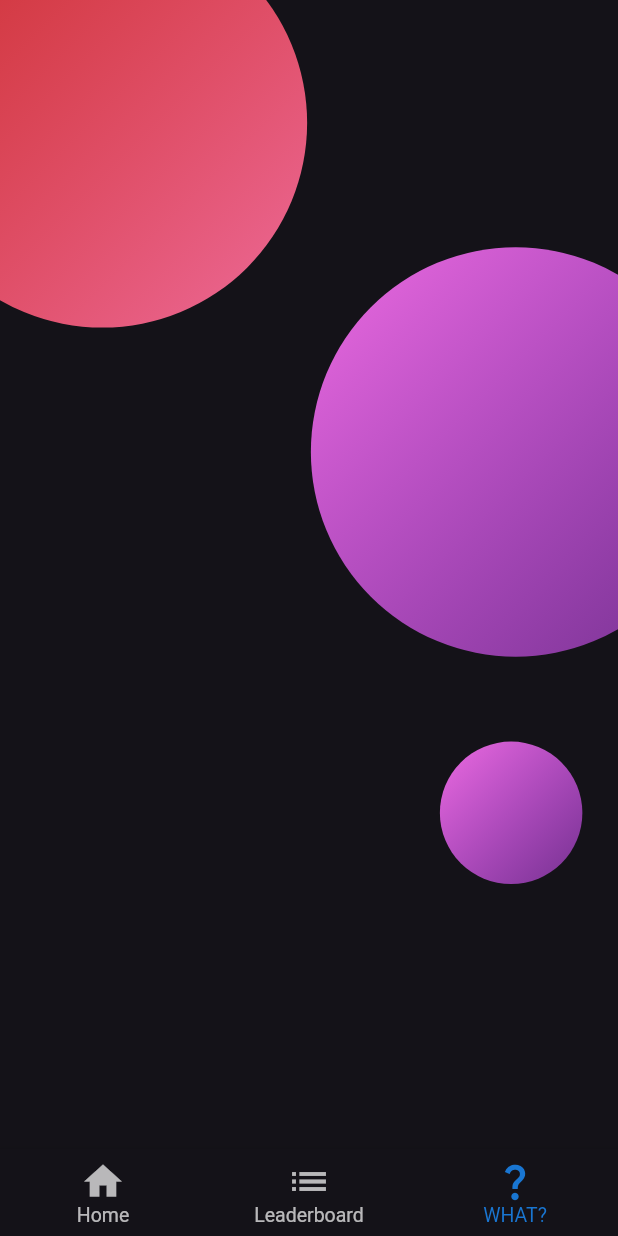
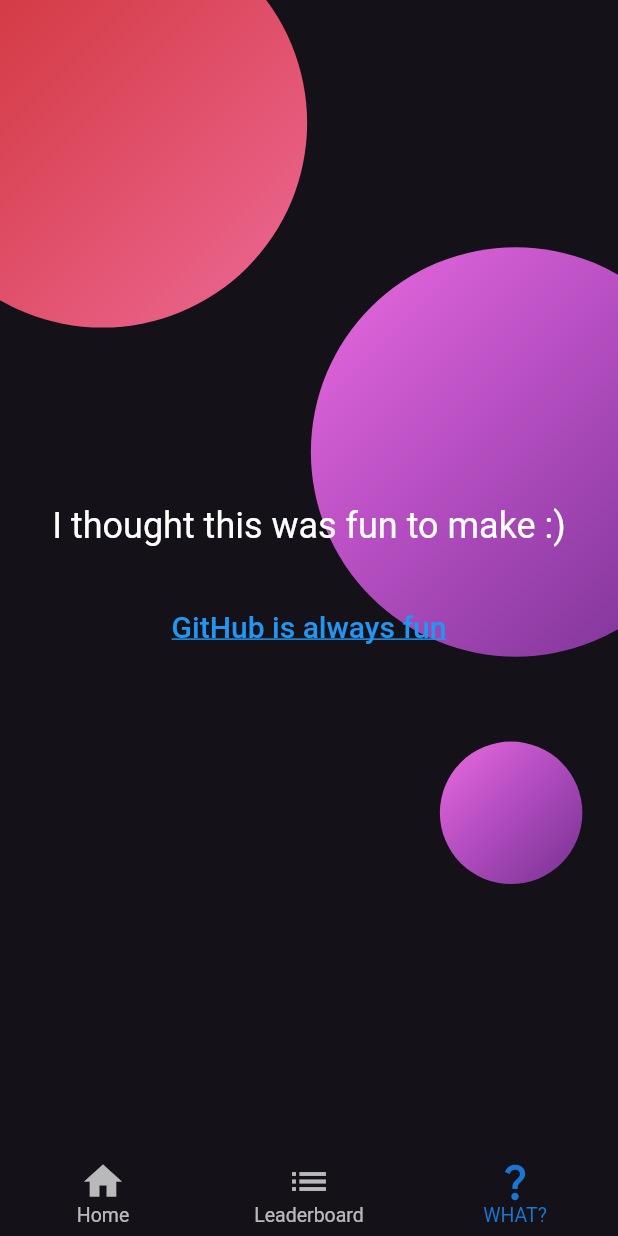
Before and after one commit to Robert-Brunhage-Organization/rate_the_shit, a Flutter app: the screen it shows after launch, item 3 of the bottom bar chosen, on a phone screen of 412 x 824 dp. Run offline on Flutter 3.47's test engine with Material 2 defaults, Android fonts, the phone set to English and light mode, and no system bars; our stand-ins replace dio, flutter_svg, go_router, hooks_riverpod, multiple_result; generated files the repository leaves out were written again.

Commit message:
feat: yes

```diff
--- a/mobile/lib/src/home/home_view.dart
+++ b/mobile/lib/src/home/home_view.dart
@@ -2,6 +2,7 @@ import 'package:flutter/material.dart';
 import 'package:hooks_riverpod/hooks_riverpod.dart';
 import 'package:mobile/src/home/home_controller.dart';
 import 'package:mobile/src/home/leaderboard/leaderboard_view.dart';
+import 'package:mobile/src/home/what/what_view.dart';
 
 import 'vote/vote_view.dart';
 
@@ -94,7 +95,7 @@ class HomeView extends HookConsumerWidget {
                 child: [
                   const VoteView(),
                   const LeaderboardView(),
-                  Container(),
+                  const WhatView(),
                 ][controllerIndex],
               ),
             ],
--- a/mobile/lib/src/home/vote/vote_controller.dart
+++ b/mobile/lib/src/home/vote/vote_controller.dart
@@ -5,7 +5,7 @@ import 'package:multiple_result/multiple_result.dart';
 
 import '../../core/shit_change_notifier.dart';
 
-final voteController = ChangeNotifierProvider((ref) {
+final voteControllerProvider = ChangeNotifierProvider((ref) {
   return VoteController(
     ref.watch(voteServiceProvider),
   );
@@ -29,19 +29,18 @@ class VoteController extends ShitChangeNotifier {
   Future<Result<Exception, bool>> vote(int value, String name) async {
     setBusy();
     final result = await _voteService.vote(name, value);
-    setBusy(false);
 
     result.when(
       (error) => null,
       (success) {
         _shitsVotedOn++;
-        notifyListeners();
         if (!noMoreShits) {
           nextPage();
         }
       },
     );
 
+    setBusy(false);
     return result;
   }
 }
--- /dev/null
+++ b/mobile/lib/src/home/what/what_view.dart
@@ -0,0 +1,52 @@
+import 'package:flutter/material.dart';
+import 'package:url_launcher/url_launcher.dart';
+
+class WhatView extends StatelessWidget {
+  const WhatView({super.key});
+
+  @override
+  Widget build(BuildContext context) {
+    return Center(
+      child: Column(
+        mainAxisAlignment: MainAxisAlignment.center,
+        children: [
+          Text(
+            'I thought this was fun to make :)',
+            textAlign: TextAlign.center,
+            style: Theme.of(context).textTheme.headlineSmall,
+          ),
+          const SizedBox(height: 42),
+          const ClickableLink(
+            text: 'GitHub is always fun',
+            link:
+                'https://github.com/Robert-Brunhage-Organization/rate_the_shit',
+          ),
+        ],
+      ),
+    );
+  }
+}
+
+class ClickableLink extends StatelessWidget {
+  const ClickableLink({
+    super.key,
+    required this.text,
+    required this.link,
+  });
+  final String text;
+  final String link;
+
+  @override
+  Widget build(BuildContext context) {
+    return GestureDetector(
+      onTap: () => launchUrl(Uri(path: link)),
+      child: Text(
+        text,
+        style: Theme.of(context).textTheme.titleLarge?.copyWith(
+              color: Colors.blue,
+              decoration: TextDecoration.underline,
+            ),
+      ),
+    );
+  }
+}
--- a/mobile/pubspec.yaml
+++ b/mobile/pubspec.yaml
@@ -21,6 +21,7 @@ dependencies:
   flutter_svg: ^1.1.4
   dio: ^4.0.6
   multiple_result: ^1.0.4
+  url_launcher: ^6.1.5
 
 dev_dependencies:
   flutter_test:
```
Also changed, not shown: mobile/lib/src/core/dio.dart (+6 -3 lines), mobile/lib/src/home/leaderboard/leaderboard_controller.dart (+39 -5 lines), mobile/lib/src/home/leaderboard/leaderboard_view.dart (+32 -8 lines), mobile/lib/src/home/vote/vote_view.dart (+16 -15 lines), mobile/pubspec.lock, 15 other files.
